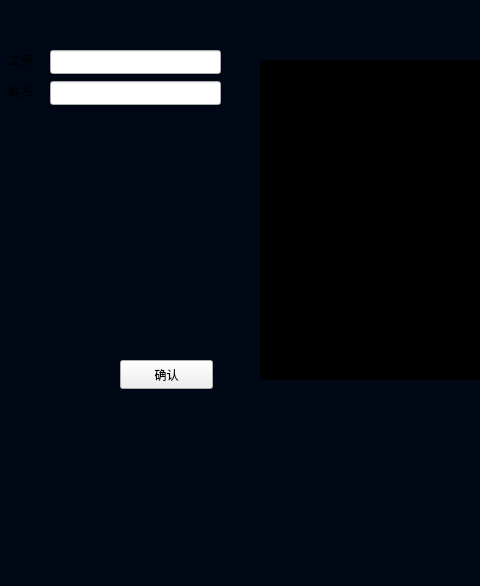
The window that ui/register/registerpage.ui (ChaoII/fram-qt) describes before a commit, drawn with Qt 5.
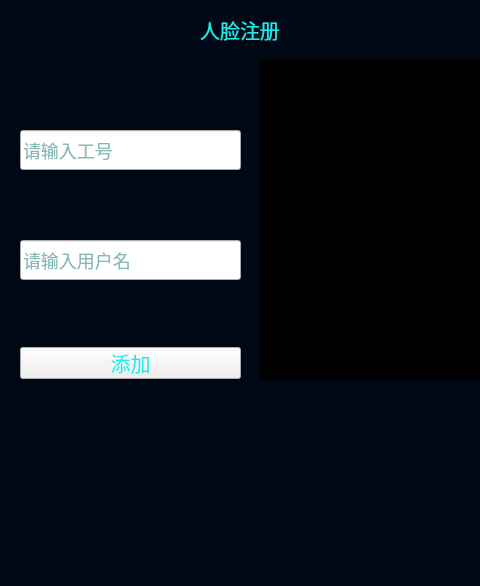
The same window after the commit. Icons and pictures are not drawn.

Commit message: update register face ui style

```diff
--- a/ui/register/registerpage.ui
+++ b/ui/register/registerpage.ui
@@ -32,9 +32,22 @@
 }
 
 #bar_cover{
+color:rgb(28,235,235);
+font-size:20px;
 border-image:url(:/image/上部标题栏480X24.png);
 }
-</string>
+
+
+#pb_ensure{
+color:rgb(28,235,235);
+font-size:20px;
+border-image:url(:/image/添加按钮.png);
+}
+.QLineEdit{
+border-image:url(:/image/用户名样式.png);
+color:rgb(16,115,115);
+font-size:18px;
+}</string>
   </property>
   <widget class="QListWidget" name="lw_icon">
    <property name="geometry">
@@ -62,16 +75,6 @@
     </rect>
    </property>
   </widget>
-  <widget class="QWidget" name="bar_cover" native="true">
-   <property name="geometry">
-    <rect>
-     <x>0</x>
-     <y>10</y>
-     <width>480</width>
-     <height>40</height>
-    </rect>
-   </property>
-  </widget>
   <widget class="QLabel" name="lb_picture">
    <property name="geometry">
     <rect>
@@ -100,56 +103,48 @@
   <widget class="QLineEdit" name="le_staffno">
    <property name="geometry">
     <rect>
-     <x>50</x>
-     <y>50</y>
-     <width>171</width>
-     <height>24</height>
+     <x>20</x>
+     <y>130</y>
+     <width>221</width>
+     <height>40</height>
     </rect>
    </property>
-  </widget>
-  <widget class="QLabel" name="lb_name">
-   <property name="geometry">
-    <rect>
-     <x>9</x>
-     <y>81</y>
-     <width>34</width>
-     <height>20</height>
-    </rect>
+   <property name="inputMask">
+    <string/>
    </property>
    <property name="text">
-    <string>姓名:</string>
+    <string/>
    </property>
-  </widget>
-  <widget class="QLabel" name="lb_staffno">
-   <property name="geometry">
-    <rect>
-     <x>9</x>
-     <y>50</y>
-     <width>34</width>
-     <height>20</height>
-    </rect>
-   </property>
-   <property name="text">
-    <string>工号:</string>
+   <property name="placeholderText">
+    <string>请输入工号</string>
    </property>
   </widget>
   <widget class="QLineEdit" name="le_name">
    <property name="geometry">
     <rect>
-     <x>50</x>
-     <y>81</y>
-     <width>171</width>
-     <height>24</height>
+     <x>20</x>
+     <y>240</y>
+     <width>221</width>
+     <height>40</height>
     </rect>
    </property>
+   <property name="inputMask">
+    <string/>
+   </property>
+   <property name="text">
+    <string/>
+   </property>
+   <property name="placeholderText">
+    <string>请输入用户名</string>
+   </property>
   </widget>
   <widget class="QPushButton" name="pb_ensure">
    <property name="geometry">
     <rect>
-     <x>120</x>
-     <y>360</y>
-     <width>93</width>
-     <height>29</height>
+     <x>20</x>
+     <y>347</y>
+     <width>221</width>
+     <height>32</height>
     </rect>
    </property>
    <property name="sizePolicy">
@@ -158,19 +153,29 @@
      <verstretch>0</verstretch>
     </sizepolicy>
    </property>
-   <property name="maximumSize">
-    <size>
-     <width>120</width>
-     <height>40</height>
-    </size>
-   </property>
    <property name="text">
-    <string>确认</string>
+    <string>添加</string>
    </property>
    <property name="flat">
     <bool>false</bool>
    </property>
   </widget>
+  <widget class="QLabel" name="bar_cover">
+   <property name="geometry">
+    <rect>
+     <x>0</x>
+     <y>0</y>
+     <width>480</width>
+     <height>60</height>
+    </rect>
+   </property>
+   <property name="text">
+    <string>人脸注册</string>
+   </property>
+   <property name="alignment">
+    <set>Qt::AlignCenter</set>
+   </property>
+  </widget>
   <zorder>lb_picture</zorder>
   <zorder>lw_icon</zorder>
   <zorder>pic_cover</zorder>
```
Left out of the diff: 4 changed lines with no effect on the pictures. The commit also changes 6 other files.
